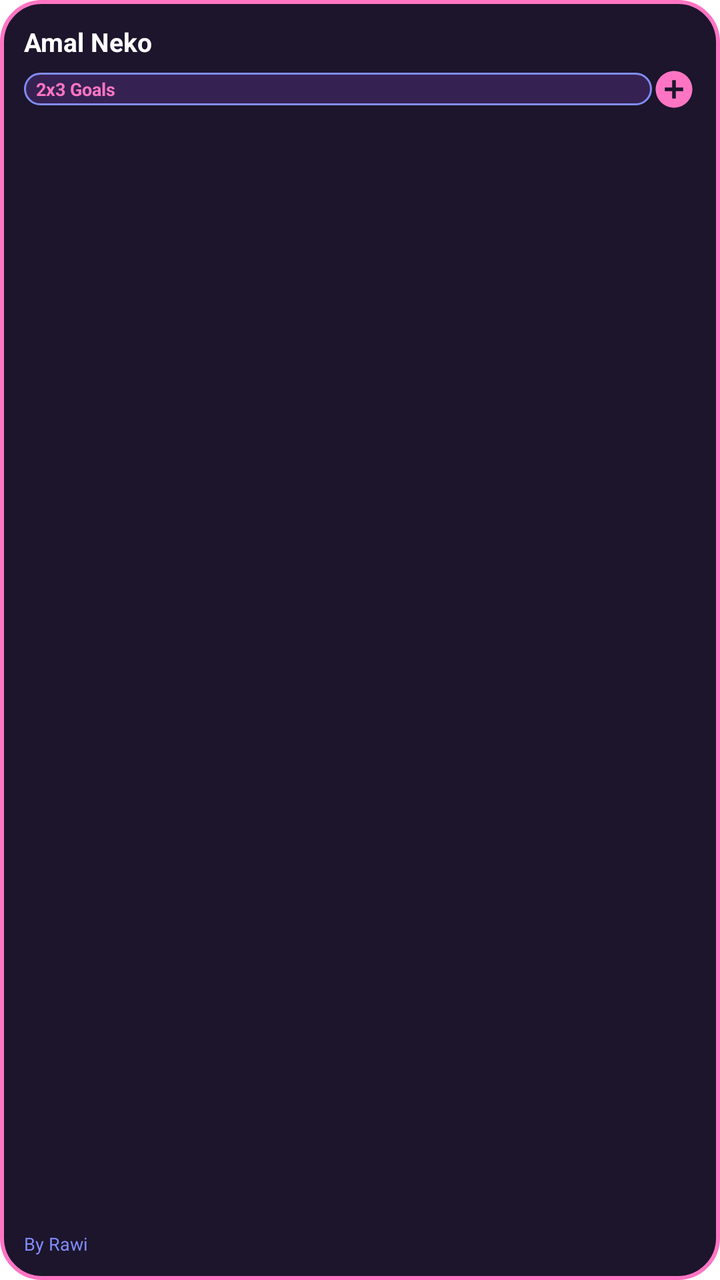
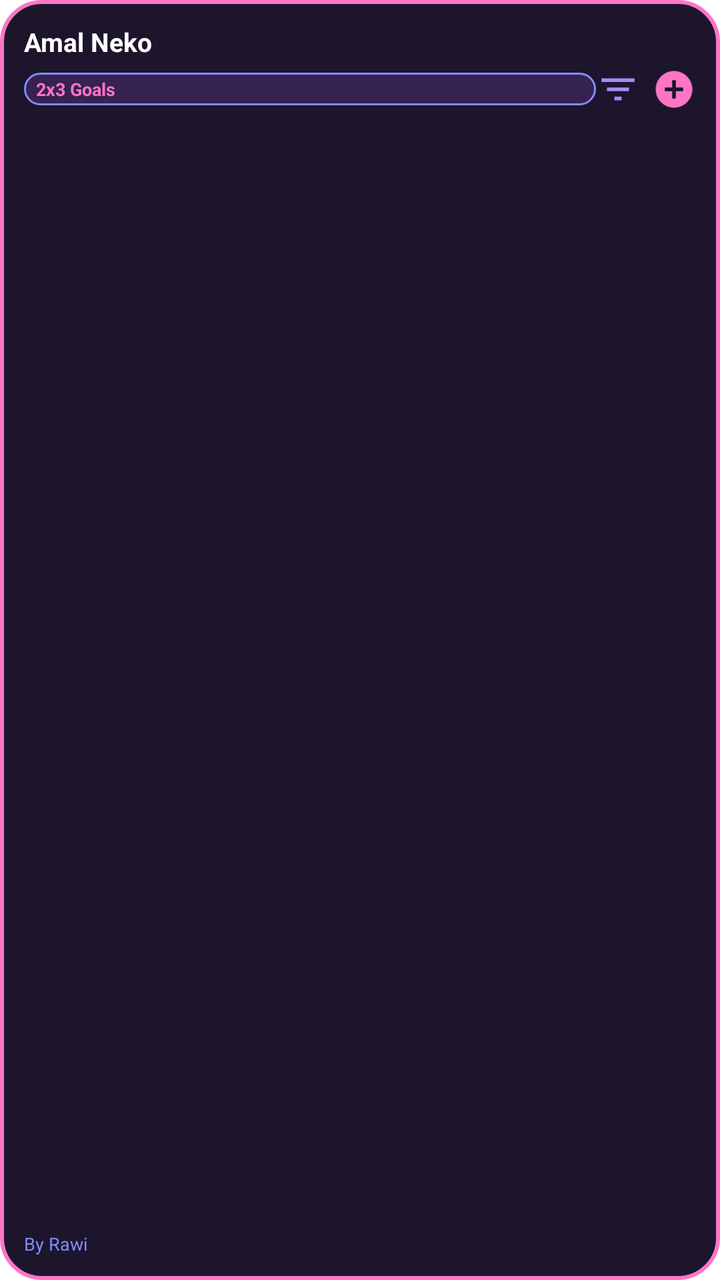

The first picture is an Android layout as it rendered before a commit; the second is the same layout after the commit. The layout source and the unified diff follow.
<!-- AndroidManifest.xml: application theme AppTheme -->
<!-- res/layout/widget_2x3_layout.xml -->
<?xml version="1.0" encoding="utf-8"?>
<LinearLayout xmlns:android="http://schemas.android.com/apk/res/android"
    android:id="@+id/widget_container"
    android:layout_width="match_parent"
    android:layout_height="match_parent"
    android:background="@drawable/widget_card_bg"
    android:orientation="vertical"
    android:padding="12dp">

    
    <TextView
        android:layout_width="match_parent"
        android:layout_height="wrap_content"
        android:text="Amal Neko"
        android:textColor="#ffffff"
        android:textSize="13sp"
        android:textStyle="bold" />

    
    <LinearLayout
        android:layout_width="match_parent"
        android:layout_height="wrap_content"
        android:orientation="horizontal"
        android:gravity="center_vertical"
        android:layout_marginTop="4dp">

        <TextView
            android:layout_width="0dp"
            android:layout_height="wrap_content"
            android:layout_weight="1"
            android:background="@drawable/widget_pill_bg"
            android:paddingStart="6dp"
            android:paddingTop="2dp"
            android:paddingEnd="6dp"
            android:paddingBottom="2dp"
            android:text="2x3 Goals"
            android:textColor="#ff75c3"
            android:textSize="9sp"
            android:textStyle="bold" />

        
        <ImageView
            android:id="@+id/widget_add_btn"
            android:layout_width="22dp"
            android:layout_height="22dp"
            android:src="@drawable/ic_add"
            android:contentDescription="Add task" />
    </LinearLayout>

    
    <ListView
        android:id="@+id/widget_task_list"
        android:layout_width="match_parent"
        android:layout_height="0dp"
        android:layout_weight="1"
        android:layout_marginTop="6dp"
        android:divider="@null"
        android:dividerHeight="0dp"
        android:scrollbars="none"
        android:fadingEdge="vertical"
        android:fadingEdgeLength="12dp" />

    
    <TextView
        android:layout_width="match_parent"
        android:layout_height="wrap_content"
        android:layout_marginTop="2dp"
        android:text="By Rawi"
        android:textColor="#818cf8"
        android:textSize="9sp" />
</LinearLayout>
<!-- resources referenced by this layout -->
<resources>
  <!-- drawable ic_add (drawable) -->
  <?xml version="1.0" encoding="utf-8"?>
  <vector xmlns:android="http://schemas.android.com/apk/res/android"
      android:width="20dp"
      android:height="20dp"
      android:viewportWidth="24"
      android:viewportHeight="24">
      <path
          android:fillColor="#ff75c3"
          android:pathData="M12,2C6.48,2 2,6.48 2,12s4.48,10 10,10 10,-4.48 10,-10S17.52,2 12,2zM17,13h-4v4h-2v-4H7v-2h4V7h2v4h4v2z"/>
  </vector>
  <!-- drawable widget_card_bg (drawable) -->
  <?xml version="1.0" encoding="utf-8"?>
  <shape xmlns:android="http://schemas.android.com/apk/res/android"
      android:shape="rectangle">
      <solid android:color="#1c152c" />
      <corners android:radius="20dp" />
      <stroke
          android:width="2dp"
          android:color="#ff75c3" />
  </shape>
  <!-- drawable widget_pill_bg (drawable) -->
  <?xml version="1.0" encoding="utf-8"?>
  <shape xmlns:android="http://schemas.android.com/apk/res/android"
      android:shape="rectangle">
      <solid android:color="#362252" />
      <corners android:radius="12dp" />
      <stroke
          android:width="1dp"
          android:color="#818cf8" />
  </shape>
</resources>

<!-- the commit's change to res/layout/widget_2x3_layout.xml (unified diff, before → after) -->
@@ -40,6 +40,15 @@
 
         
         <ImageView
+            android:id="@+id/widget_filter_btn"
+            android:layout_width="22dp"
+            android:layout_height="22dp"
+            android:layout_marginEnd="6dp"
+            android:src="@drawable/ic_filter"
+            android:contentDescription="Filter categories" />
+
+        
+        <ImageView
             android:id="@+id/widget_add_btn"
             android:layout_width="22dp"
             android:layout_height="22dp"
@@ -62,6 +71,19 @@
 
     
     <TextView
+        android:id="@+id/widget_empty_view"
+        android:layout_width="match_parent"
+        android:layout_height="0dp"
+        android:layout_weight="1"
+        android:layout_marginTop="6dp"
+        android:gravity="center"
+        android:text="No active tasks.\nTap here to add one!"
+        android:textColor="#9ca3af"
+        android:textSize="12sp"
+        android:visibility="gone" />
+
+    
+    <TextView
         android:layout_width="match_parent"
         android:layout_height="wrap_content"
         android:layout_marginTop="2dp"
<!-- resource entries referenced after the edit -->
@@ -10,6 +10,17 @@
       <path
           android:fillColor="#ff75c3"
           android:pathData="M12,2C6.48,2 2,6.48 2,12s4.48,10 10,10 10,-4.48 10,-10S17.52,2 12,2zM17,13h-4v4h-2v-4H7v-2h4V7h2v4h4v2z"/>
+  </vector>
+  <!-- drawable ic_filter (drawable) -->
+  <?xml version="1.0" encoding="utf-8"?>
+  <vector xmlns:android="http://schemas.android.com/apk/res/android"
+      android:width="20dp"
+      android:height="20dp"
+      android:viewportWidth="24"
+      android:viewportHeight="24">
+      <path
+          android:fillColor="#a78bfa"
+          android:pathData="M10,18h4v-2h-4v2zM3,6v2h18V6H3zM6,13h12v-2H6v2z" />
   </vector>
   <!-- drawable widget_card_bg (drawable) -->
   <?xml version="1.0" encoding="utf-8"?>
